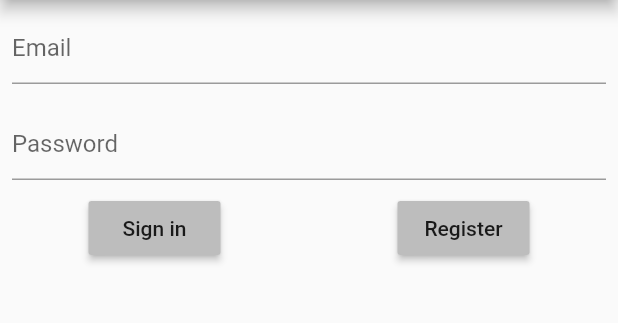
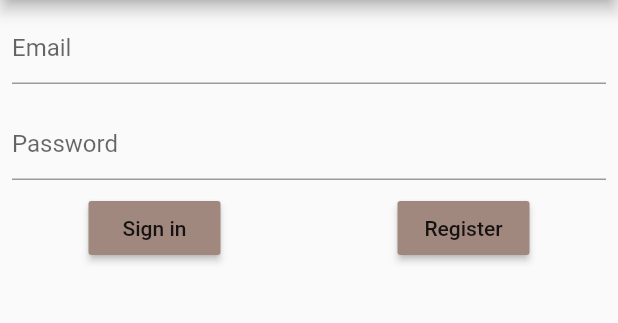
Before and after one commit to srinjoychakravarty/adopt-an-item, a Flutter app: the screen it shows after launch, on a phone screen of 412 x 824 dp, the part 84-407 px from its top. Run offline on Flutter 3.47's test engine with Material 2 defaults, Android fonts, the phone set to English and light mode, and no system bars; our stand-ins replace firebase_auth, firebase_core; accounts and stored records are empty.

```diff
--- a/lib/src/app.dart
+++ b/lib/src/app.dart
@@ -7,7 +7,7 @@ class App extends StatelessWidget {
     return MaterialApp(
       title: 'Login App',
       theme: ThemeData(
-        accentColor: Colors.grey.shade400,
+        accentColor: Colors.brown.shade300,
         primarySwatch: Colors.lime,
       ),
       home: LoginScreen(),
```
Also changed, not shown: loggedin.png (added), preregister.png (added), register.png (added), registered.png (added), 1 other file.
